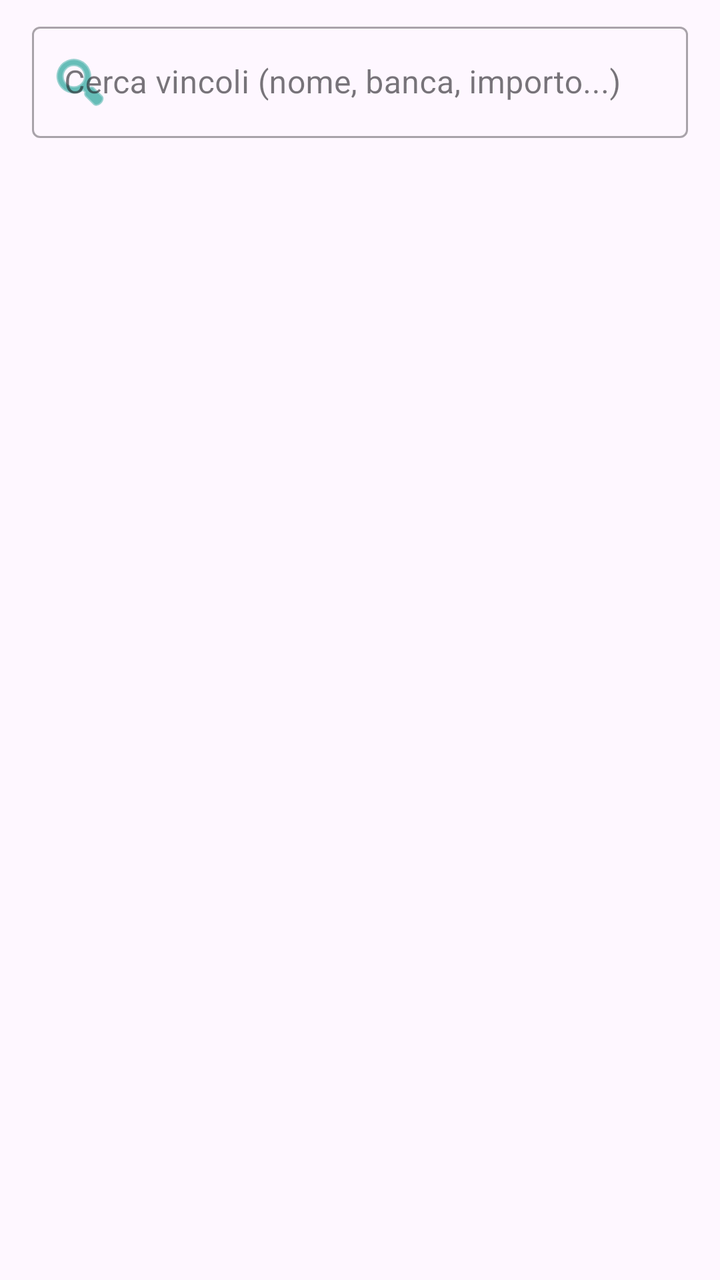
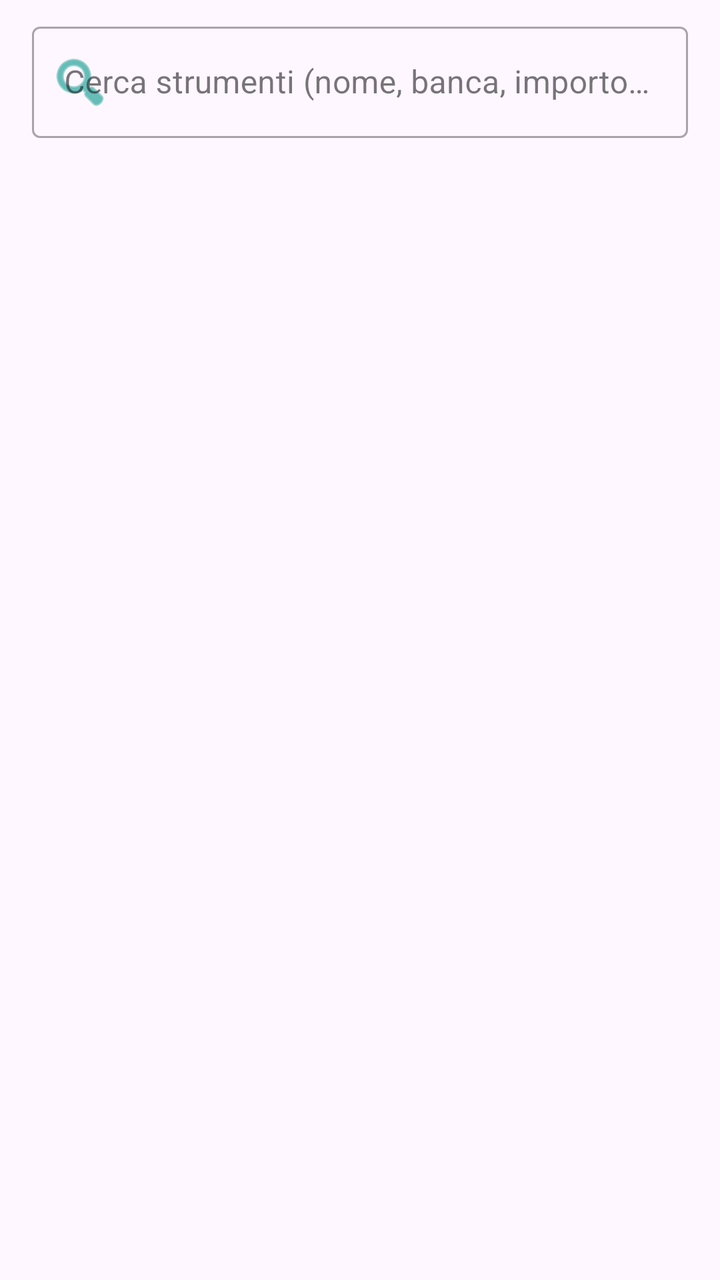

Before-and-after screenshots of an Android layout around one commit, followed by the original layout XML and the change that was made.
<!-- AndroidManifest.xml: application theme Theme.IMieiVincoli -->
<!-- res/layout/fragment_lista_vincoli.xml -->
<?xml version="1.0" encoding="utf-8"?>
<androidx.constraintlayout.widget.ConstraintLayout xmlns:android="http://schemas.android.com/apk/res/android"
    xmlns:app="http://schemas.android.com/apk/res-auto"
    android:layout_width="match_parent"
    android:layout_height="match_parent">

    <com.google.android.material.textfield.TextInputLayout
        android:id="@+id/layout_search"
        android:layout_width="match_parent"
        android:layout_height="wrap_content"
        android:layout_marginHorizontal="16dp"
        android:layout_marginTop="8dp"
        android:hint="Cerca vincoli (nome, banca, importo...)"
        app:startIconDrawable="@android:drawable/ic_menu_search"
        app:startIconTint="@color/teal_list"
        app:endIconMode="clear_text"
        app:layout_constraintTop_toTopOf="parent"
        style="@style/Widget.MaterialComponents.TextInputLayout.OutlinedBox">

        <com.google.android.material.textfield.TextInputEditText
            android:id="@+id/edit_search"
            android:layout_width="match_parent"
            android:layout_height="wrap_content"
            android:inputType="text"
            android:maxLines="1" />
    </com.google.android.material.textfield.TextInputLayout>

    <androidx.recyclerview.widget.RecyclerView
        android:id="@+id/recycler_view_vincoli"
        android:layout_width="match_parent"
        android:layout_height="0dp"
        android:layout_marginTop="8dp"
        app:layout_constraintBottom_toBottomOf="parent"
        app:layout_constraintEnd_toEndOf="parent"
        app:layout_constraintStart_toStartOf="parent"
        app:layout_constraintTop_toBottomOf="@id/layout_search" />

    <TextView
        android:id="@+id/text_empty_state"
        android:layout_width="0dp"
        android:layout_height="wrap_content"
        android:layout_margin="32dp"
        android:gravity="center"
        android:text="Per questo Conto non ci sono Strumenti, clicca sul + per crearne uno."
        android:textColor="#888888"
        android:textSize="16sp"
        android:visibility="gone"
        app:layout_constraintBottom_toBottomOf="parent"
        app:layout_constraintEnd_toEndOf="parent"
        app:layout_constraintStart_toStartOf="parent"
        app:layout_constraintTop_toBottomOf="@id/layout_search" />

</androidx.constraintlayout.widget.ConstraintLayout>
<!-- resources referenced by this layout -->
<resources>
  <color name="teal_list">#009688</color>
  <style name="Theme.IMieiVincoli" parent="Base.Theme.IMieiVincoli" />
  <style name="Base.Theme.IMieiVincoli" parent="Theme.Material3.DayNight.NoActionBar">
          
          <item name="colorPrimary">@color/azure_primary</item>
          <item name="colorOnPrimary">@color/white</item>
          <item name="colorPrimaryContainer">@color/azure_primary_container</item>
      </style>
  <color name="azure_primary">#448AFF</color>
  <color name="white">#FFFFFFFF</color>
  <color name="azure_primary_container">#D1E9FF</color>
</resources>

<!-- the commit's change to res/layout/fragment_lista_vincoli.xml (unified diff, before → after) -->
@@ -10,10 +10,11 @@
         android:layout_height="wrap_content"
         android:layout_marginHorizontal="16dp"
         android:layout_marginTop="8dp"
-        android:hint="Cerca vincoli (nome, banca, importo...)"
+        android:hint="Cerca strumenti (nome, banca, importo...)"
         app:startIconDrawable="@android:drawable/ic_menu_search"
         app:startIconTint="@color/teal_list"
         app:endIconMode="clear_text"
+        app:endIconTint="@color/teal_list"
         app:layout_constraintTop_toTopOf="parent"
         style="@style/Widget.MaterialComponents.TextInputLayout.OutlinedBox">
 
